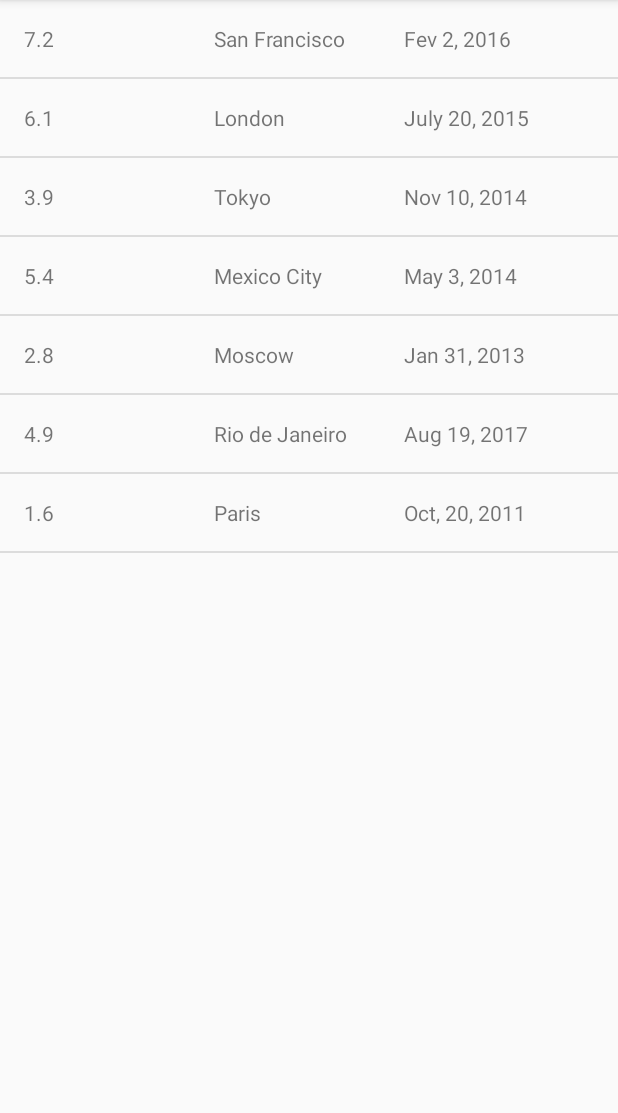
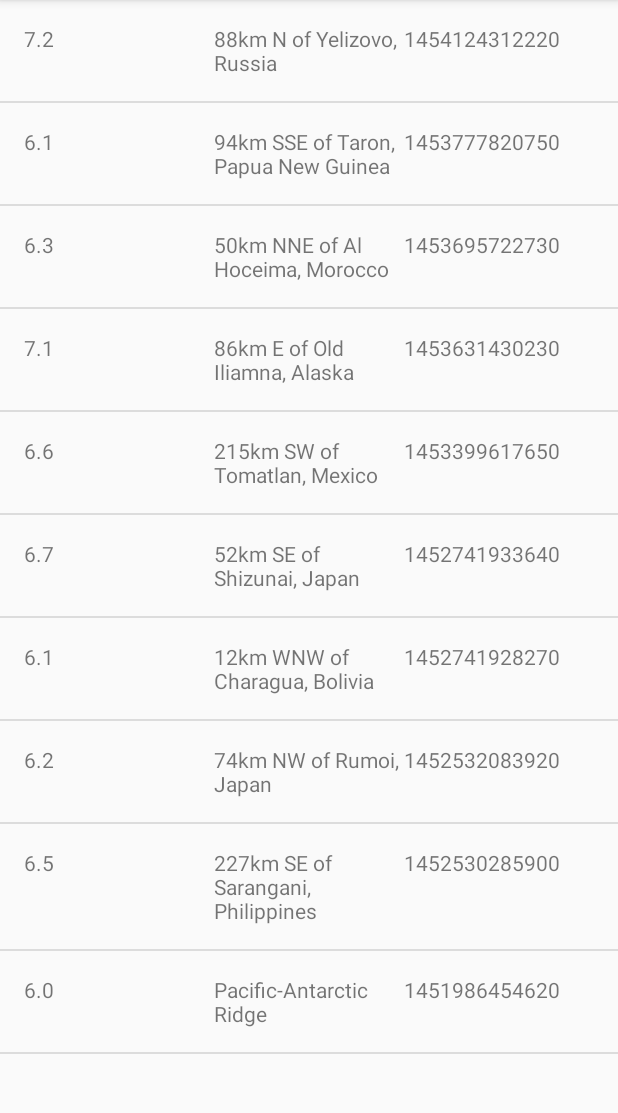
Before and after one commit to SergioKulyk/android-QuakeReport, an Android app: the screen it shows after launch (EarthquakeActivity), on a phone screen of 412 x 824 dp, the part 84-1197 px from its top. Run offline under Robolectric (Android 15) with nearby library versions, the phone set to English and light mode, and no system bars.

Commit message:
1.5 Add Json parser for read information about earthquakes.

```diff
--- a/app/src/main/java/com/example/android/quakereport/EarthquakeActivity.java
+++ b/app/src/main/java/com/example/android/quakereport/EarthquakeActivity.java
@@ -16,14 +16,7 @@ public class EarthquakeActivity extends AppCompatActivity {
         setContentView(R.layout.earthquake_activity);
 
         // Create a fake list of earthquake locations.
-        ArrayList<Earthquake> earthquakes = new ArrayList<>();
-        earthquakes.add(new Earthquake("7.2", "San Francisco", "Fev 2, 2016"));
-        earthquakes.add(new Earthquake("6.1", "London", "July 20, 2015"));
-        earthquakes.add(new Earthquake("3.9", "Tokyo", "Nov 10, 2014"));
-        earthquakes.add(new Earthquake("5.4", "Mexico City", "May 3, 2014"));
-        earthquakes.add(new Earthquake("2.8", "Moscow", "Jan 31, 2013"));
-        earthquakes.add(new Earthquake("4.9", "Rio de Janeiro", "Aug 19, 2017"));
-        earthquakes.add(new Earthquake("1.6", "Paris", "Oct, 20, 2011"));
+        ArrayList<Earthquake> earthquakes = QueryUtils.extractEarthquakes();
 
         // Find a reference to the {@link ListView} in the layout
         ListView earthquakeListView = findViewById(R.id.list);
--- /dev/null
+++ b/app/src/main/java/com/example/android/quakereport/QueryUtils.java
@@ -0,0 +1,90 @@
+package com.example.android.quakereport;
+
+import android.util.Log;
+
+import org.json.JSONArray;
+import org.json.JSONException;
+import org.json.JSONObject;
+
+import java.util.ArrayList;
+
+/**
+ * Helper methods related to requesting and receiving earthquake data from USGS.
+ */
+public final class QueryUtils {
+
+    /** Sample JSON response for a USGS query */
+    private static final String SAMPLE_JSON_RESPONSE = "{\"type\":\"FeatureCollection\",\"metadata\":{\"generated\":1462295443000,\"url\":\"http://earthquake.usgs.gov/fdsnws/event/1/query?format=geojson&starttime=2016-01-01&endtime=2016-01-31&minmag=6&limit=10\",\"title\":\"USGS Earthquakes\",\"status\":200,\"api\":\"1.5.2\",\"limit\":10,\"offset\":1,\"count\":10},\"features\":[{\"type\":\"Feature\",\"properties\":{\"mag\":7.2,\"place\":\"88km N of Yelizovo, Russia\",\"time\":1454124312220,\"updated\":1460674294040,\"tz\":720,\"url\":\"http://earthquake.usgs.gov/earthquakes/eventpage/us20004vvx\",\"detail\":\"http://earthquake.usgs.gov/fdsnws/event/1/query?eventid=us20004vvx&format=geojson\",\"felt\":2,\"cdi\":3.4,\"mmi\":5.82,\"alert\":\"green\",\"status\":\"reviewed\",\"tsunami\":1,\"sig\":798,\"net\":\"us\",\"code\":\"20004vvx\",\"ids\":\",at00o1qxho,pt16030050,us20004vvx,gcmt20160130032510,\",\"sources\":\",at,pt,us,gcmt,\",\"types\":\",cap,dyfi,finite-fault,general-link,general-text,geoserve,impact-link,impact-text,losspager,moment-tensor,nearby-cities,origin,phase-data,shakemap,tectonic-summary,\",\"nst\":null,\"dmin\":0.958,\"rms\":1.19,\"gap\":17,\"magType\":\"mww\",\"type\":\"earthquake\",\"title\":\"M 7.2 - 88km N of Yelizovo, Russia\"},\"geometry\":{\"type\":\"Point\",\"coordinates\":[158.5463,53.9776,177]},\"id\":\"us20004vvx\"},\n" +
+            "{\"type\":\"Feature\",\"properties\":{\"mag\":6.1,\"place\":\"94km SSE of Taron, Papua New Guinea\",\"time\":1453777820750,\"updated\":1460156775040,\"tz\":600,\"url\":\"http://earthquake.usgs.gov/earthquakes/eventpage/us20004uks\",\"detail\":\"http://earthquake.usgs.gov/fdsnws/event/1/query?eventid=us20004uks&format=geojson\",\"felt\":null,\"cdi\":null,\"mmi\":4.1,\"alert\":\"green\",\"status\":\"reviewed\",\"tsunami\":1,\"sig\":572,\"net\":\"us\",\"code\":\"20004uks\",\"ids\":\",us20004uks,gcmt20160126031023,\",\"sources\":\",us,gcmt,\",\"types\":\",cap,geoserve,losspager,moment-tensor,nearby-cities,origin,phase-data,shakemap,tectonic-summary,\",\"nst\":null,\"dmin\":1.537,\"rms\":0.74,\"gap\":25,\"magType\":\"mww\",\"type\":\"earthquake\",\"title\":\"M 6.1 - 94km SSE of Taron, Papua New Guinea\"},\"geometry\":{\"type\":\"Point\",\"coordinates\":[153.2454,-5.2952,26]},\"id\":\"us20004uks\"},\n" +
+            "{\"type\":\"Feature\",\"properties\":{\"mag\":6.3,\"place\":\"50km NNE of Al Hoceima, Morocco\",\"time\":1453695722730,\"updated\":1460156773040,\"tz\":0,\"url\":\"http://earthquake.usgs.gov/earthquakes/eventpage/us10004gy9\",\"detail\":\"http://earthquake.usgs.gov/fdsnws/event/1/query?eventid=us10004gy9&format=geojson\",\"felt\":117,\"cdi\":7.2,\"mmi\":5.28,\"alert\":\"green\",\"status\":\"reviewed\",\"tsunami\":0,\"sig\":695,\"net\":\"us\",\"code\":\"10004gy9\",\"ids\":\",us10004gy9,gcmt20160125042203,\",\"sources\":\",us,gcmt,\",\"types\":\",cap,dyfi,geoserve,impact-text,losspager,moment-tensor,nearby-cities,origin,phase-data,shakemap,tectonic-summary,\",\"nst\":null,\"dmin\":2.201,\"rms\":0.92,\"gap\":20,\"magType\":\"mww\",\"type\":\"earthquake\",\"title\":\"M 6.3 - 50km NNE of Al Hoceima, Morocco\"},\"geometry\":{\"type\":\"Point\",\"coordinates\":[-3.6818,35.6493,12]},\"id\":\"us10004gy9\"},\n" +
+            "{\"type\":\"Feature\",\"properties\":{\"mag\":7.1,\"place\":\"86km E of Old Iliamna, Alaska\",\"time\":1453631430230,\"updated\":1460156770040,\"tz\":-540,\"url\":\"http://earthquake.usgs.gov/earthquakes/eventpage/us10004gqp\",\"detail\":\"http://earthquake.usgs.gov/fdsnws/event/1/query?eventid=us10004gqp&format=geojson\",\"felt\":1816,\"cdi\":7.2,\"mmi\":6.6,\"alert\":\"green\",\"status\":\"reviewed\",\"tsunami\":1,\"sig\":1496,\"net\":\"us\",\"code\":\"10004gqp\",\"ids\":\",at00o1gd6r,us10004gqp,ak12496371,gcmt20160124103030,\",\"sources\":\",at,us,ak,gcmt,\",\"types\":\",cap,dyfi,finite-fault,general-link,general-text,geoserve,impact-link,impact-text,losspager,moment-tensor,nearby-cities,origin,phase-data,shakemap,tectonic-summary,trump-origin,\",\"nst\":null,\"dmin\":0.72,\"rms\":2.11,\"gap\":19,\"magType\":\"mww\",\"type\":\"earthquake\",\"title\":\"M 7.1 - 86km E of Old Iliamna, Alaska\"},\"geometry\":{\"type\":\"Point\",\"coordinates\":[-153.4051,59.6363,129]},\"id\":\"us10004gqp\"},\n" +
+            "{\"type\":\"Feature\",\"properties\":{\"mag\":6.6,\"place\":\"215km SW of Tomatlan, Mexico\",\"time\":1453399617650,\"updated\":1459963829040,\"tz\":-420,\"url\":\"http://earthquake.usgs.gov/earthquakes/eventpage/us10004g4l\",\"detail\":\"http://earthquake.usgs.gov/fdsnws/event/1/query?eventid=us10004g4l&format=geojson\",\"felt\":11,\"cdi\":2.7,\"mmi\":3.92,\"alert\":\"green\",\"status\":\"reviewed\",\"tsunami\":1,\"sig\":673,\"net\":\"us\",\"code\":\"10004g4l\",\"ids\":\",at00o1bebo,pt16021050,us10004g4l,gcmt20160121180659,\",\"sources\":\",at,pt,us,gcmt,\",\"types\":\",cap,dyfi,geoserve,impact-link,impact-text,losspager,moment-tensor,nearby-cities,origin,phase-data,shakemap,tectonic-summary,\",\"nst\":null,\"dmin\":2.413,\"rms\":0.98,\"gap\":74,\"magType\":\"mww\",\"type\":\"earthquake\",\"title\":\"M 6.6 - 215km SW of Tomatlan, Mexico\"},\"geometry\":{\"type\":\"Point\",\"coordinates\":[-106.9337,18.8239,10]},\"id\":\"us10004g4l\"},\n" +
+            "{\"type\":\"Feature\",\"properties\":{\"mag\":6.7,\"place\":\"52km SE of Shizunai, Japan\",\"time\":1452741933640,\"updated\":1459304879040,\"tz\":540,\"url\":\"http://earthquake.usgs.gov/earthquakes/eventpage/us10004ebx\",\"detail\":\"http://earthquake.usgs.gov/fdsnws/event/1/query?eventid=us10004ebx&format=geojson\",\"felt\":51,\"cdi\":5.8,\"mmi\":6.45,\"alert\":\"green\",\"status\":\"reviewed\",\"tsunami\":1,\"sig\":720,\"net\":\"us\",\"code\":\"10004ebx\",\"ids\":\",us10004ebx,pt16014050,at00o0xauk,gcmt20160114032534,\",\"sources\":\",us,pt,at,gcmt,\",\"types\":\",associate,cap,dyfi,geoserve,impact-link,impact-text,losspager,moment-tensor,nearby-cities,origin,phase-data,shakemap,\",\"nst\":null,\"dmin\":0.281,\"rms\":0.98,\"gap\":22,\"magType\":\"mww\",\"type\":\"earthquake\",\"title\":\"M 6.7 - 52km SE of Shizunai, Japan\"},\"geometry\":{\"type\":\"Point\",\"coordinates\":[142.781,41.9723,46]},\"id\":\"us10004ebx\"},\n" +
+            "{\"type\":\"Feature\",\"properties\":{\"mag\":6.1,\"place\":\"12km WNW of Charagua, Bolivia\",\"time\":1452741928270,\"updated\":1459304879040,\"tz\":-240,\"url\":\"http://earthquake.usgs.gov/earthquakes/eventpage/us10004ebw\",\"detail\":\"http://earthquake.usgs.gov/fdsnws/event/1/query?eventid=us10004ebw&format=geojson\",\"felt\":3,\"cdi\":2.2,\"mmi\":2.21,\"alert\":\"green\",\"status\":\"reviewed\",\"tsunami\":0,\"sig\":573,\"net\":\"us\",\"code\":\"10004ebw\",\"ids\":\",us10004ebw,gcmt20160114032528,\",\"sources\":\",us,gcmt,\",\"types\":\",cap,dyfi,geoserve,impact-text,losspager,moment-tensor,nearby-cities,origin,phase-data,shakemap,tectonic-summary,\",\"nst\":null,\"dmin\":5.492,\"rms\":1.04,\"gap\":16,\"magType\":\"mww\",\"type\":\"earthquake\",\"title\":\"M 6.1 - 12km WNW of Charagua, Bolivia\"},\"geometry\":{\"type\":\"Point\",\"coordinates\":[-63.3288,-19.7597,582.56]},\"id\":\"us10004ebw\"},\n" +
+            "{\"type\":\"Feature\",\"properties\":{\"mag\":6.2,\"place\":\"74km NW of Rumoi, Japan\",\"time\":1452532083920,\"updated\":1459304875040,\"tz\":540,\"url\":\"http://earthquake.usgs.gov/earthquakes/eventpage/us10004djn\",\"detail\":\"http://earthquake.usgs.gov/fdsnws/event/1/query?eventid=us10004djn&format=geojson\",\"felt\":8,\"cdi\":3.4,\"mmi\":3.74,\"alert\":\"green\",\"status\":\"reviewed\",\"tsunami\":0,\"sig\":594,\"net\":\"us\",\"code\":\"10004djn\",\"ids\":\",us10004djn,gcmt20160111170803,\",\"sources\":\",us,gcmt,\",\"types\":\",cap,dyfi,geoserve,impact-text,losspager,moment-tensor,nearby-cities,origin,phase-data,shakemap,tectonic-summary,\",\"nst\":null,\"dmin\":1.139,\"rms\":0.96,\"gap\":33,\"magType\":\"mww\",\"type\":\"earthquake\",\"title\":\"M 6.2 - 74km NW of Rumoi, Japan\"},\"geometry\":{\"type\":\"Point\",\"coordinates\":[141.0867,44.4761,238.81]},\"id\":\"us10004djn\"},\n" +
+            "{\"type\":\"Feature\",\"properties\":{\"mag\":6.5,\"place\":\"227km SE of Sarangani, Philippines\",\"time\":1452530285900,\"updated\":1459304874040,\"tz\":480,\"url\":\"http://earthquake.usgs.gov/earthquakes/eventpage/us10004dj5\",\"detail\":\"http://earthquake.usgs.gov/fdsnws/event/1/query?eventid=us10004dj5&format=geojson\",\"felt\":1,\"cdi\":2.7,\"mmi\":7.5,\"alert\":\"green\",\"status\":\"reviewed\",\"tsunami\":1,\"sig\":650,\"net\":\"us\",\"code\":\"10004dj5\",\"ids\":\",at00o0srjp,pt16011050,us10004dj5,gcmt20160111163807,\",\"sources\":\",at,pt,us,gcmt,\",\"types\":\",cap,dyfi,geoserve,impact-link,impact-text,losspager,moment-tensor,nearby-cities,origin,phase-data,shakemap,tectonic-summary,\",\"nst\":null,\"dmin\":3.144,\"rms\":0.72,\"gap\":22,\"magType\":\"mww\",\"type\":\"earthquake\",\"title\":\"M 6.5 - 227km SE of Sarangani, Philippines\"},\"geometry\":{\"type\":\"Point\",\"coordinates\":[126.8621,3.8965,13]},\"id\":\"us10004dj5\"},\n" +
+            "{\"type\":\"Feature\",\"properties\":{\"mag\":6,\"place\":\"Pacific-Antarctic Ridge\",\"time\":1451986454620,\"updated\":1459202978040,\"tz\":-540,\"url\":\"http://earthquake.usgs.gov/earthquakes/eventpage/us10004bgk\",\"detail\":\"http://earthquake.usgs.gov/fdsnws/event/1/query?eventid=us10004bgk&format=geojson\",\"felt\":0,\"cdi\":1,\"mmi\":0,\"alert\":\"green\",\"status\":\"reviewed\",\"tsunami\":0,\"sig\":554,\"net\":\"us\",\"code\":\"10004bgk\",\"ids\":\",us10004bgk,gcmt20160105093415,\",\"sources\":\",us,gcmt,\",\"types\":\",cap,dyfi,geoserve,losspager,moment-tensor,nearby-cities,origin,phase-data,shakemap,\",\"nst\":null,\"dmin\":30.75,\"rms\":0.67,\"gap\":71,\"magType\":\"mww\",\"type\":\"earthquake\",\"title\":\"M 6.0 - Pacific-Antarctic Ridge\"},\"geometry\":{\"type\":\"Point\",\"coordinates\":[-136.2603,-54.2906,10]},\"id\":\"us10004bgk\"}],\"bbox\":[-153.4051,-54.2906,10,158.5463,59.6363,582.56]}";
+
+    /**
+     * Create a private constructor because no one should ever create a {@link QueryUtils} object.
+     * This class is only meant to hold static variables and methods, which can be accessed
+     * directly from the class name QueryUtils (and an object instance of QueryUtils is not needed).
+     */
+    private QueryUtils() {
+    }
+
+    /**
+     * Return a list of {@link Earthquake} objects that has been built up from
+     * parsing a JSON response.
+     */
+    public static ArrayList<Earthquake> extractEarthquakes() {
+
+        // Create an empty ArrayList that we can start adding earthquakes to
+        ArrayList<Earthquake> earthquakes = new ArrayList<>();
+
+        // Try to parse the SAMPLE_JSON_RESPONSE. If there's a problem with the way the JSON
+        // is formatted, a JSONException exception object will be thrown.
+        // Catch the exception so the app doesn't crash, and print the error message to the logs.
+        try {
+
+            // Create a JSONObject from the SAMPLE_JSON_RESPONSE string.
+            JSONObject baseJsonResponse = new JSONObject(SAMPLE_JSON_RESPONSE);
+
+            // Extract the JSONObject associated with the key "features",
+            // which represent a list of features (or earthquakes).
+            JSONArray earthquakeArray = baseJsonResponse.getJSONArray("features");
+
+            // For each earthquakes create an {@link Earthquake} object.
+            for (int i = 0; i < earthquakeArray.length(); i++) {
+                // Get current earthquake in the list.
+                JSONObject currentEarthquake = earthquakeArray.getJSONObject(i);
+                // Extract the JSONObject associated with the key "properties" of the earthquake
+                JSONObject properties = currentEarthquake.getJSONObject("properties");
+
+                // Extract magnitude.
+                String magnitude = String.valueOf(properties.getDouble("mag"));
+                // Extract place.
+                String location = String.valueOf(properties.getString("place"));
+                // Extract time.
+                String time = String.valueOf(properties.getLong("time"));
+
+
+                // Create an {@link Earthquake} object for current earthquake.
+                Earthquake earthquake = new Earthquake(magnitude, location, time);
+                // Add current earthquake to the list of earthquakes.
+                earthquakes.add(earthquake);
+            }
+
+
+        } catch (JSONException e) {
+            // If an error is thrown when executing any of the above statements in the "try" block,
+            // catch the exception here, so the app doesn't crash. Print a log message
+            // with the message from the exception.
+            Log.e("QueryUtils", "Problem parsing the earthquake JSON results", e);
+        }
+
+        // Return the list of earthquakes
+        return earthquakes;
+    }
+
+}
```
